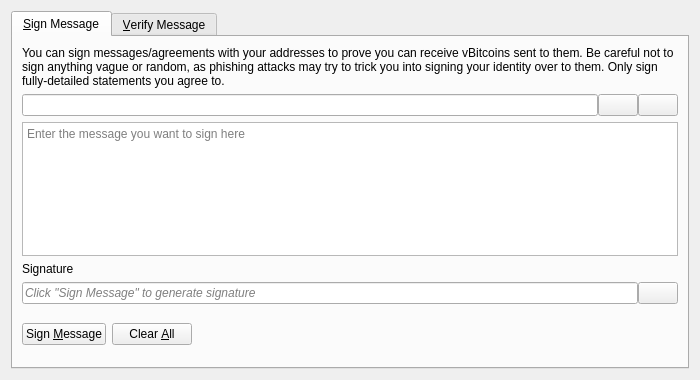
Qt form src/qt/forms/signverifymessagedialog.ui (VeriBlock/b) before a commit.
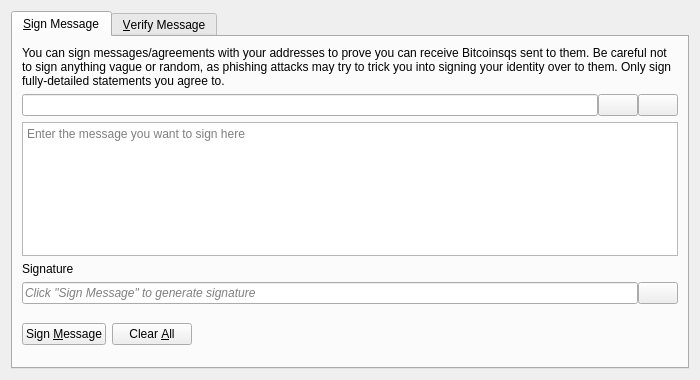
The same form after that commit. Icons and pictures are not drawn. Custom widgets are drawn as their Qt base class.

Commit message: rename vBitcoin to Bitcoinsq

```diff
--- a/src/qt/forms/signverifymessagedialog.ui
+++ b/src/qt/forms/signverifymessagedialog.ui
@@ -30,7 +30,7 @@
        <item>
         <widget class="QLabel" name="infoLabel_SM">
          <property name="text">
-          <string>You can sign messages/agreements with your addresses to prove you can receive vBitcoins sent to them. Be careful not to sign anything vague or random, as phishing attacks may try to trick you into signing your identity over to them. Only sign fully-detailed statements you agree to.</string>
+          <string>You can sign messages/agreements with your addresses to prove you can receive Bitcoinsqs sent to them. Be careful not to sign anything vague or random, as phishing attacks may try to trick you into signing your identity over to them. Only sign fully-detailed statements you agree to.</string>
          </property>
          <property name="textFormat">
           <enum>Qt::PlainText</enum>
```
Left out of the diff: 8 changed lines with no effect on the pictures. The commit also changes 108 other files.
